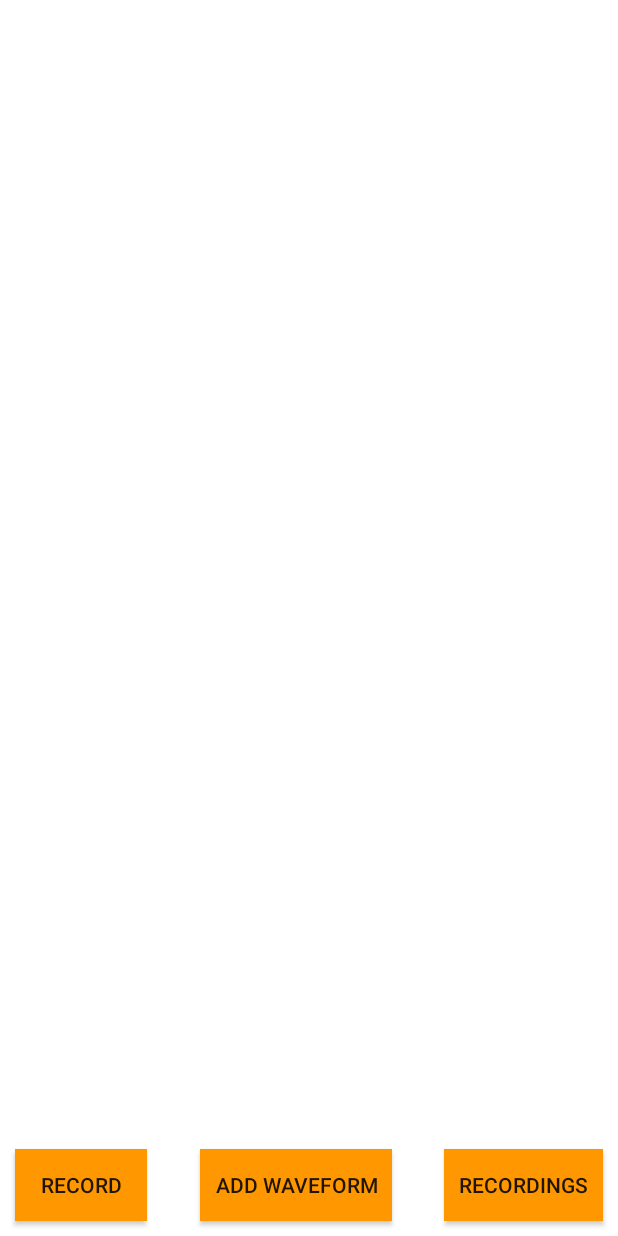
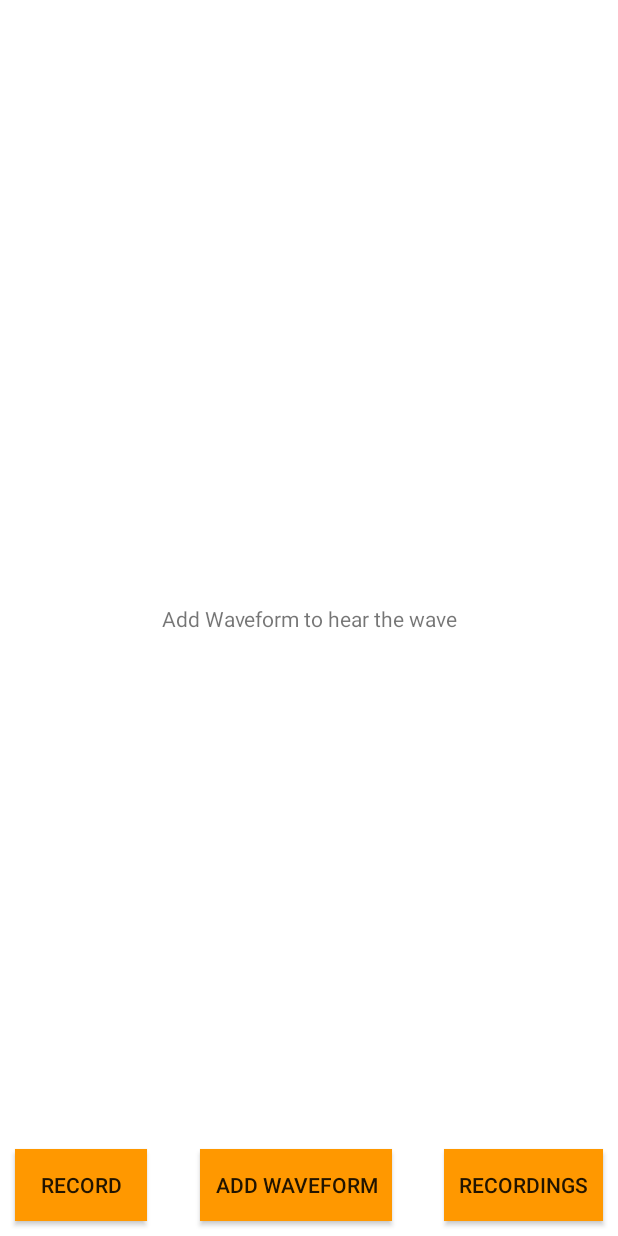
Before and after one commit to Sankar-Ayachitula/Synthesizer-App, an Android app: the screen it shows after launch (MainActivity), on a phone screen of 412 x 824 dp. Run offline under Robolectric (Android 15) with nearby library versions, the phone set to English and light mode, and no system bars; 3 statements that could not run were skipped.

Commit message:
Added textview for good user experience

```diff
--- a/app/src/main/java/edu/northeastern/synthesizer/activities/MainActivity.java
+++ b/app/src/main/java/edu/northeastern/synthesizer/activities/MainActivity.java
@@ -2,7 +2,9 @@ package edu.northeastern.synthesizer.activities;
 
 import android.content.Intent;
 import android.os.Bundle;
+import android.view.View;
 import android.widget.Button;
+import android.widget.TextView;
 import android.widget.Toast;
 
 import androidx.activity.EdgeToEdge;
@@ -47,6 +49,8 @@ public class MainActivity extends AppCompatActivity implements OnWaveTypeSelecte
 
         adapter = new WaveAdapter(waves, this);
         recyclerView.setAdapter(adapter);
+        updateEmptyState();
+
 
         NativeSynth.start();
 
@@ -152,6 +156,8 @@ public class MainActivity extends AppCompatActivity implements OnWaveTypeSelecte
         waves.add(model);
         adapter.notifyItemInserted(waves.size() - 1);
         recyclerView.smoothScrollToPosition(waves.size() - 1);
+
+        updateEmptyState();
     }
 
 
@@ -160,4 +166,15 @@ public class MainActivity extends AppCompatActivity implements OnWaveTypeSelecte
         super.onDestroy();
         NativeSynth.stop();
     }
+
+    public void updateEmptyState() {
+        TextView emptyMessage = findViewById(R.id.emptyMessage);
+
+        if (waves.isEmpty()) {
+            emptyMessage.setVisibility(View.VISIBLE);
+        } else {
+            emptyMessage.setVisibility(View.GONE);
+        }
+    }
+
 }
--- a/app/src/main/java/edu/northeastern/synthesizer/adapters/WaveAdapter.java
+++ b/app/src/main/java/edu/northeastern/synthesizer/adapters/WaveAdapter.java
@@ -22,6 +22,7 @@ import com.google.android.material.slider.Slider;
 import java.util.List;
 
 import edu.northeastern.synthesizer.R;
+import edu.northeastern.synthesizer.activities.MainActivity;
 import edu.northeastern.synthesizer.models.WaveModel;
 import edu.northeastern.synthesizer.utils.NativeSynth;
 import edu.northeastern.synthesizer.views.WaveformView;
@@ -151,6 +152,8 @@ public class WaveAdapter extends RecyclerView.Adapter<WaveAdapter.WaveViewHolder
                 waves.remove(pos);
                 notifyItemRemoved(pos);
                 notifyItemRangeChanged(pos, waves.size());
+
+                ((MainActivity) context).updateEmptyState();
             });
         }
 
--- a/app/src/main/res/layout/activity_main.xml
+++ b/app/src/main/res/layout/activity_main.xml
@@ -61,6 +61,16 @@
         app:layout_constraintEnd_toStartOf="@id/btnHistory"
         app:layout_constraintStart_toEndOf="@id/btnRecord" />
 
+    <TextView
+        android:id="@+id/emptyMessage"
+        android:layout_width="wrap_content"
+        android:layout_height="wrap_content"
+        android:text="Add Waveform to hear the wave"
+        app:layout_constraintBottom_toBottomOf="parent"
+        app:layout_constraintEnd_toEndOf="@+id/rv_waveform"
+        app:layout_constraintStart_toStartOf="parent"
+        app:layout_constraintTop_toTopOf="parent" />
+
     <Button
         android:id="@+id/btnHistory"
         android:layout_width="wrap_content"
```
